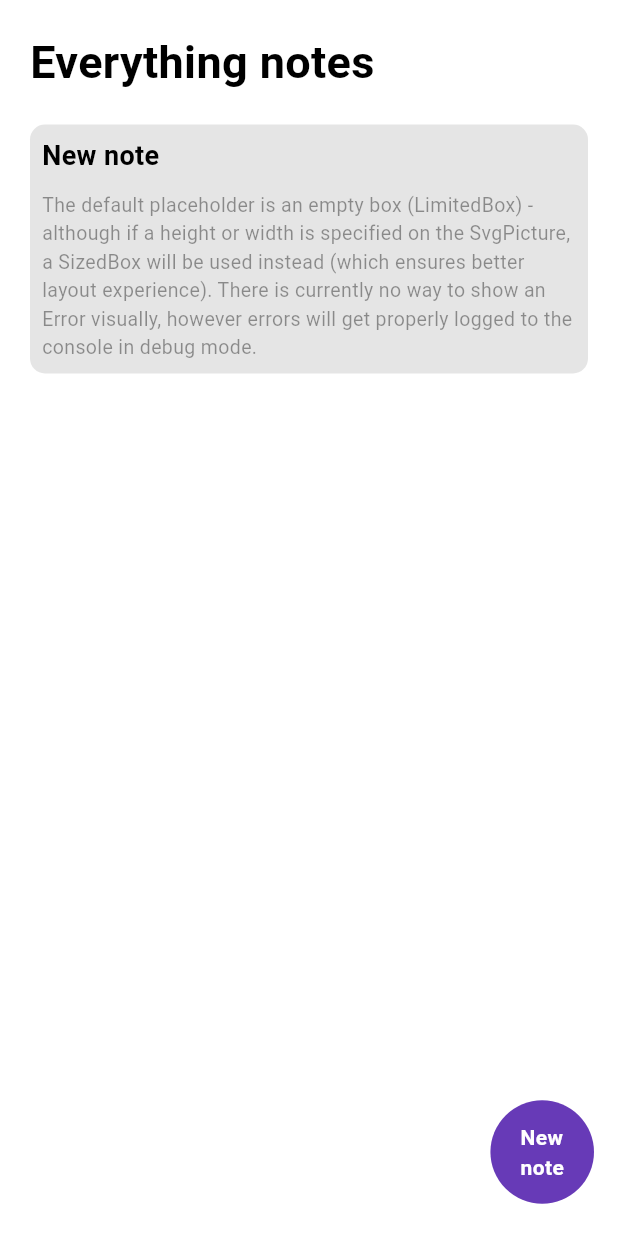
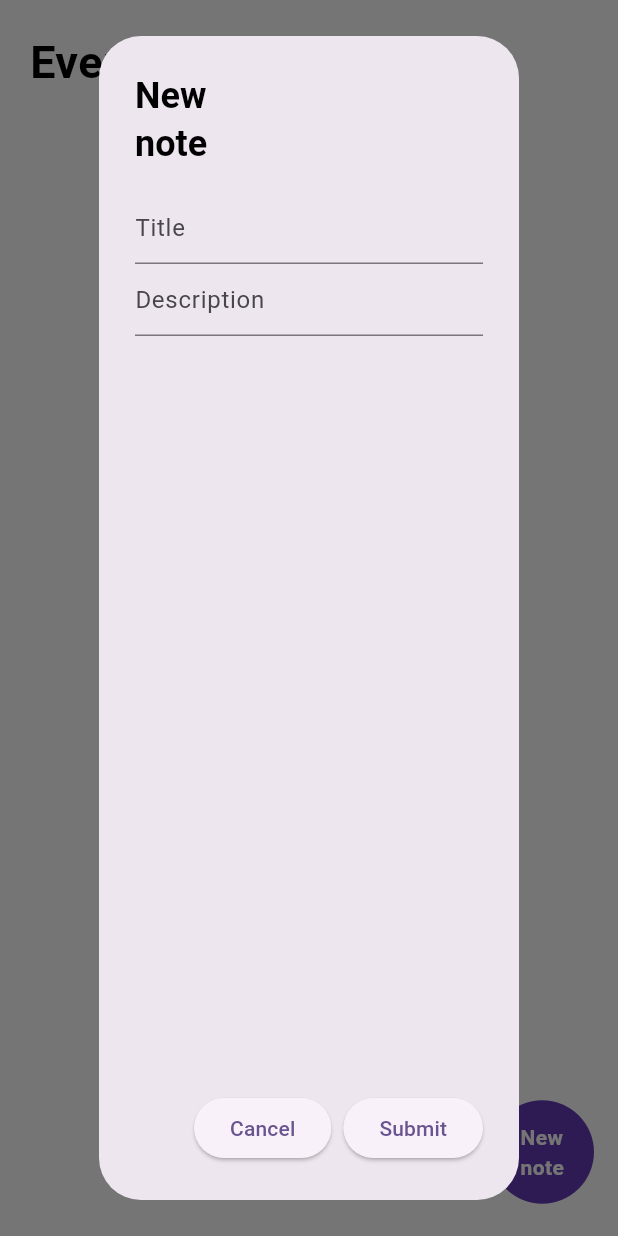
Before and after one commit to aishatmustapha31/AD-Notepad, a Flutter app: the HomeScreen screen opened directly, after a tap on an icon or button, on a phone screen of 412 x 824 dp. Run offline on Flutter 3.47's test engine with Material 2 defaults, Android fonts, the phone set to English and light mode, and no system bars; our stand-ins replace flutter_svg.

Commit message:
Added dialog to the note app

```diff
--- a/notepad/lib/screens/home/home_screen.dart
+++ b/notepad/lib/screens/home/home_screen.dart
@@ -10,6 +10,24 @@ class HomeScreen extends StatefulWidget {
 
 class _HomeScreenState extends State<HomeScreen> {
   List<NoteModel> allNotes = [];
+  TextEditingController titleController = TextEditingController();
+  TextEditingController descriptionController = TextEditingController();
+
+  // This is the first function called when a class is added to the widget tree
+  // ie when a class is created
+  @override
+  void initState() {
+    // TODO: implement initState
+    super.initState();
+  }
+
+  //This is called when a class is destroyed or removed from the widget tree
+  @override
+  void dispose() {
+    titleController.dispose();
+    descriptionController.dispose();
+    super.dispose();
+  }
 
   @override
   Widget build(BuildContext context) {
@@ -53,12 +71,48 @@ class _HomeScreenState extends State<HomeScreen> {
         )),
         floatingActionButton: GestureDetector(
           onTap: () {
+            showDialog(
+                context: context,
+                builder: (BuildContext context) {
+                  return AlertDialog(
+                    title: const Text(
+                      'New\nnote',
+                      style: TextStyle(
+                          color: Colors.black, fontWeight: FontWeight.bold),
+                    ),
+                    content: Column(
+                      children: [
+                        TextField(
+                          controller: titleController,
+                          decoration: const InputDecoration(hintText: 'Title'),
+                          style: const TextStyle(color: Colors.black),
+                        ),
+                        TextField(
+                          controller: descriptionController,
+                          decoration: const InputDecoration(hintText: 'Description'),
+                          style: const TextStyle(color: Colors.black),
+                        ),
+                      ],
+                    ),
+                    actions: [
+                      ElevatedButton(onPressed: () {
+                        Navigator.pop(context);
+                      }, child: const Text('Cancel')),
+                      ElevatedButton(
+                          onPressed: () {
                             setState(() {
                               allNotes.add(NoteModel(
-                  noteId: 0,
-                  noteTitle: 'New note',
-                  noteDescription:
-                      'The default placeholder is an empty box (LimitedBox) - although if a height or width is specified on the SvgPicture, a SizedBox will be used instead (which ensures better layout experience). There is currently no way to show an Error visually, however errors will get properly logged to the console in debug mode.'));
+                                  noteId: allNotes.length+1,
+                                  noteTitle: titleController.text,
+                                  noteDescription: descriptionController.text));
+                            });
+                            titleController.clear();
+                            descriptionController.clear();
+                            Navigator.pop(context);
+                          },
+                          child: const Text('Submit')),
+                    ],
+                  );
                 });
           },
           child: Container(
@@ -75,9 +129,9 @@ class _HomeScreenState extends State<HomeScreen> {
 
   Widget noteItem(NoteModel noteItem, int noteIndex) {
     return GestureDetector(
-      onTap: (){
+      onLongPress: (){
         setState(() {
-          allNotes.removeAt(noteIndex);
+          allNotes.remove(noteItem);
         });
       },
       child: Container(
@@ -87,7 +141,18 @@ class _HomeScreenState extends State<HomeScreen> {
             borderRadius: const BorderRadius.all(Radius.circular(10))),
         child: Padding(
           padding: const EdgeInsets.all(8.0),
-          child: Column(
+          child: Row(
+            crossAxisAlignment: CrossAxisAlignment.start,
+            children: [
+              Text(
+                noteItem.noteId.toString(),
+                style: const TextStyle(
+                    color: Colors.black,
+                    fontSize: 14,
+                    fontWeight: FontWeight.w400),
+              ),
+              const SizedBox(width: 20),
+              Column(
                 crossAxisAlignment: CrossAxisAlignment.start,
                 children: [
                   Text(
@@ -109,6 +174,8 @@ class _HomeScreenState extends State<HomeScreen> {
                   ),
                 ],
               ),
+            ],
+          ),
         ),
       ),
     );
```
Lines whose indentation alone changed are shown as unchanged.
